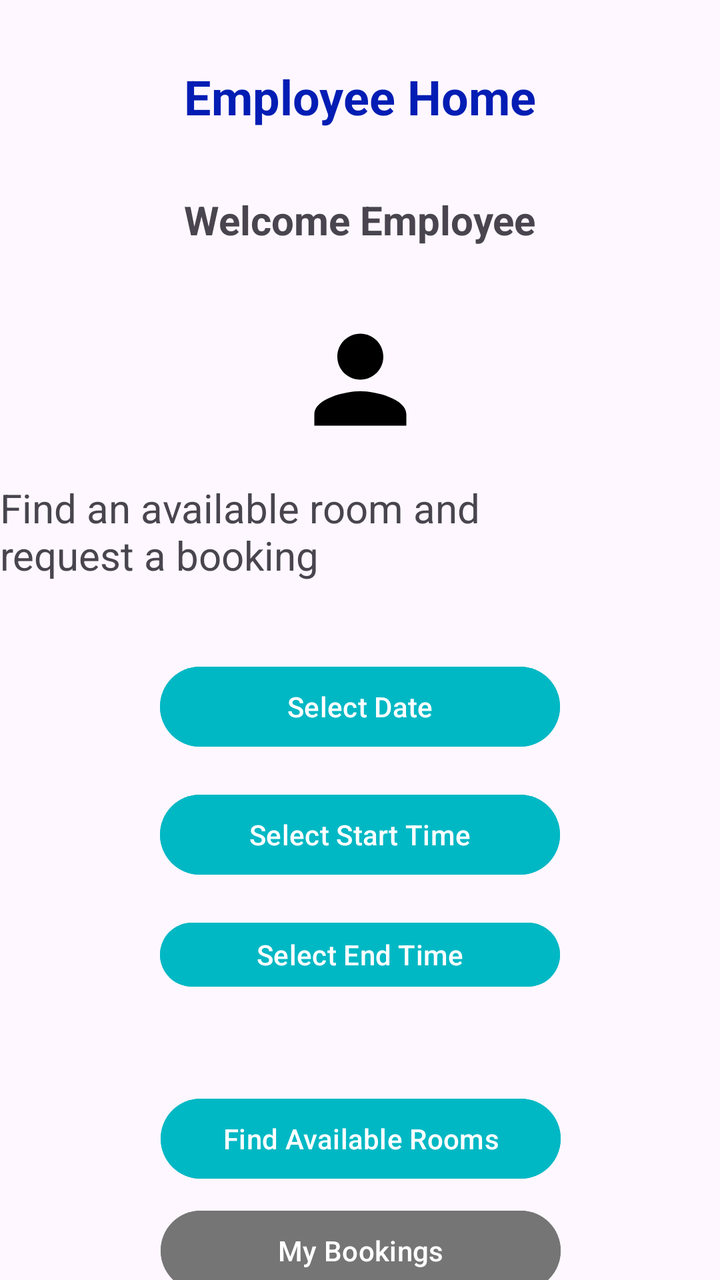
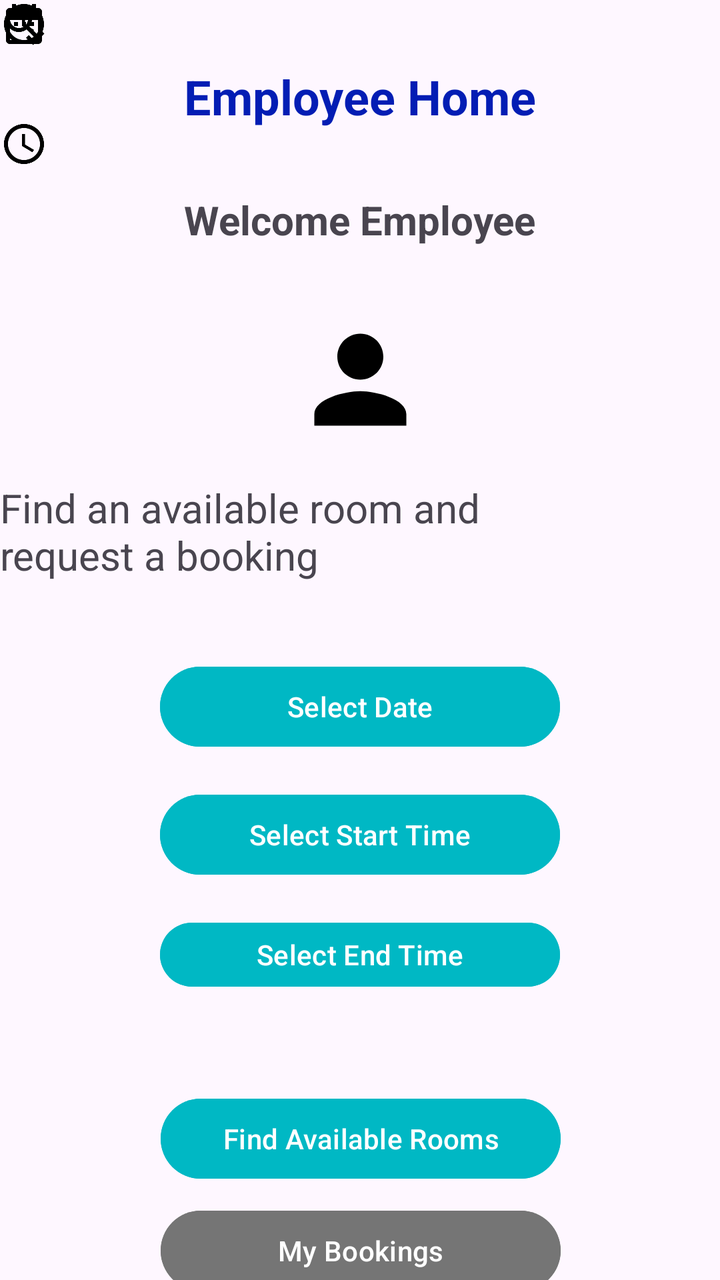

Two renders of the same Android screen: before a commit and after it. Below are the layout's source before the change and the commit's diff.
<!-- AndroidManifest.xml: application theme Theme.OfficeSpaceBooking -->
<!-- res/layout/activity_employee_home.xml -->
<?xml version="1.0" encoding="utf-8"?>
<androidx.constraintlayout.widget.ConstraintLayout xmlns:android="http://schemas.android.com/apk/res/android"
    xmlns:app="http://schemas.android.com/apk/res-auto"
    xmlns:tools="http://schemas.android.com/tools"
    android:id="@+id/main"
    android:layout_width="match_parent"
    android:layout_height="match_parent"
    tools:context=".EmployeeHomeActivity">

    <TextView
        android:id="@+id/textView2"
        android:layout_width="wrap_content"
        android:layout_height="wrap_content"
        android:layout_marginTop="32dp"
        android:text="Employee Home"
        android:textColor="#031DB4"
        android:textSize="24sp"
        android:textStyle="bold"
        app:layout_constraintEnd_toEndOf="parent"
        app:layout_constraintStart_toStartOf="parent"
        app:layout_constraintTop_toTopOf="parent" />

    <TextView
        android:id="@+id/txtWelcome"
        android:layout_width="wrap_content"
        android:layout_height="wrap_content"
        android:layout_marginTop="32dp"
        android:text="Welcome Employee"
        android:textSize="20sp"
        android:textStyle="bold"
        app:layout_constraintEnd_toEndOf="parent"
        app:layout_constraintStart_toStartOf="parent"
        app:layout_constraintTop_toBottomOf="@+id/textView2" />

    <ImageView
        android:id="@+id/imageView2"
        android:layout_width="74dp"
        android:layout_height="69dp"
        android:layout_marginTop="32dp"
        app:layout_constraintEnd_toEndOf="parent"
        app:layout_constraintStart_toStartOf="parent"
        app:layout_constraintTop_toBottomOf="@+id/txtWelcome"
        app:srcCompat="@drawable/employee" />

    <TextView
        android:id="@+id/txtInstructions"
        android:layout_width="243dp"
        android:layout_height="57dp"
        android:layout_marginTop="16dp"
        android:text="Find an available room and request a booking"
        android:textSize="20sp"
        app:layout_constraintTop_toBottomOf="@+id/imageView2"
        tools:layout_editor_absoluteX="81dp" />

    <Button
        android:id="@+id/btnSelectDate"
        android:layout_width="200dp"
        android:layout_height="48dp"
        android:layout_marginTop="32dp"
        android:backgroundTint="#00B8C4"
        android:text="Select Date"
        app:layout_constraintEnd_toEndOf="parent"
        app:layout_constraintStart_toStartOf="parent"
        app:layout_constraintTop_toBottomOf="@+id/txtInstructions" />

    <Button
        android:id="@+id/btnStartTime"
        android:layout_width="200dp"
        android:layout_height="48dp"
        android:layout_marginTop="16dp"
        android:backgroundTint="#00B8C4"
        android:text="Select Start Time"
        app:layout_constraintEnd_toEndOf="parent"
        app:layout_constraintStart_toStartOf="parent"
        app:layout_constraintTop_toBottomOf="@+id/btnSelectDate" />

    <Button
        android:id="@+id/btnEndTime"
        android:layout_width="200dp"
        android:layout_height="40dp"
        android:layout_marginTop="16dp"
        android:backgroundTint="#00B8C4"
        android:text="Select End Time"
        app:layout_constraintEnd_toEndOf="parent"
        app:layout_constraintStart_toStartOf="parent"
        app:layout_constraintTop_toBottomOf="@+id/btnStartTime" />

    <Button
        android:id="@+id/btnFindRooms"
        android:layout_width="200dp"
        android:layout_height="48dp"
        android:layout_marginTop="48dp"
        android:backgroundTint="#00B8C4"
        android:text="Find Available Rooms"
        app:layout_constraintEnd_toEndOf="parent"
        app:layout_constraintHorizontal_bias="0.502"
        app:layout_constraintStart_toStartOf="parent"
        app:layout_constraintTop_toBottomOf="@+id/btnEndTime" />

    <Button
        android:id="@+id/btnmybookings"
        android:layout_width="200dp"
        android:layout_height="48dp"
        android:layout_marginTop="8dp"
        android:backgroundTint="#757575"
        android:text="My Bookings"
        android:textColor="#FFFFFF"
        app:layout_constraintEnd_toEndOf="parent"
        app:layout_constraintHorizontal_bias="0.502"
        app:layout_constraintStart_toStartOf="parent"
        app:layout_constraintTop_toBottomOf="@+id/btnFindRooms" />
</androidx.constraintlayout.widget.ConstraintLayout>
<!-- resources referenced by this layout -->
<resources>
  <!-- drawable employee (drawable) -->
  <vector xmlns:android="http://schemas.android.com/apk/res/android" android:height="24dp" android:tint="#000000" android:viewportHeight="24" android:viewportWidth="24" android:width="24dp">
        
      <path android:fillColor="@android:color/white" android:pathData="M12,12c2.21,0 4,-1.79 4,-4s-1.79,-4 -4,-4 -4,1.79 -4,4 1.79,4 4,4zM12,14c-2.67,0 -8,1.34 -8,4v2h16v-2c0,-2.66 -5.33,-4 -8,-4z"/>
      
  </vector>
  <style name="Theme.OfficeSpaceBooking" parent="Base.Theme.OfficeSpaceBooking" />
  <style name="Base.Theme.OfficeSpaceBooking" parent="Theme.Material3.DayNight.NoActionBar">
          
          
      </style>
</resources>

<!-- the commit's change to res/layout/activity_employee_home.xml (unified diff, before → after) -->
@@ -109,4 +109,47 @@
         app:layout_constraintHorizontal_bias="0.502"
         app:layout_constraintStart_toStartOf="parent"
         app:layout_constraintTop_toBottomOf="@+id/btnFindRooms" />
+
+    <ImageView
+        android:id="@+id/imageView20"
+        android:layout_width="wrap_content"
+        android:layout_height="wrap_content"
+        app:srcCompat="@drawable/date"
+        tools:layout_editor_absoluteX="118dp"
+        tools:layout_editor_absoluteY="340dp" />
+
+    <ImageView
+        android:id="@+id/imageView21"
+        android:layout_width="wrap_content"
+        android:layout_height="wrap_content"
+        app:srcCompat="@drawable/time"
+        tools:layout_editor_absoluteX="118dp"
+        tools:layout_editor_absoluteY="407dp" />
+
+    <ImageView
+        android:id="@+id/imageView22"
+        android:layout_width="wrap_content"
+        android:layout_height="wrap_content"
+        android:layout_marginTop="60dp"
+        app:layout_constraintTop_toTopOf="@+id/imageView21"
+        app:srcCompat="@drawable/time"
+        tools:layout_editor_absoluteX="117dp" />
+
+    <ImageView
+        android:id="@+id/imageView23"
+        android:layout_width="wrap_content"
+        android:layout_height="wrap_content"
+        android:tint="#000000"
+        app:srcCompat="@drawable/search_24dp_e3e3e3_fill0_wght400_grad0_opsz24"
+        tools:layout_editor_absoluteX="117dp"
+        tools:layout_editor_absoluteY="559dp"
+        tools:visibility="visible" />
+
+    <ImageView
+        android:id="@+id/imageView24"
+        android:layout_width="wrap_content"
+        android:layout_height="wrap_content"
+        app:srcCompat="@drawable/mybookings"
+        tools:layout_editor_absoluteX="117dp"
+        tools:layout_editor_absoluteY="614dp" />
 </androidx.constraintlayout.widget.ConstraintLayout>
<!-- resource entries referenced after the edit -->
@@ -1,9 +1,39 @@
 <!-- resources referenced by this layout -->
 <resources>
+  <!-- drawable date (drawable) -->
+  <vector xmlns:android="http://schemas.android.com/apk/res/android" android:height="24dp" android:tint="#000000" android:viewportHeight="24" android:viewportWidth="24" android:width="24dp">
+        
+      <path android:fillColor="@android:color/white" android:pathData="M9,11L7,11v2h2v-2zM13,11h-2v2h2v-2zM17,11h-2v2h2v-2zM19,4h-1L18,2h-2v2L8,4L8,2L6,2v2L5,4c-1.11,0 -1.99,0.9 -1.99,2L3,20c0,1.1 0.89,2 2,2h14c1.1,0 2,-0.9 2,-2L21,6c0,-1.1 -0.9,-2 -2,-2zM19,20L5,20L5,9h14v11z"/>
+      
+  </vector>
   <!-- drawable employee (drawable) -->
   <vector xmlns:android="http://schemas.android.com/apk/res/android" android:height="24dp" android:tint="#000000" android:viewportHeight="24" android:viewportWidth="24" android:width="24dp">
         
       <path android:fillColor="@android:color/white" android:pathData="M12,12c2.21,0 4,-1.79 4,-4s-1.79,-4 -4,-4 -4,1.79 -4,4 1.79,4 4,4zM12,14c-2.67,0 -8,1.34 -8,4v2h16v-2c0,-2.66 -5.33,-4 -8,-4z"/>
+      
+  </vector>
+  <!-- drawable mybookings (drawable) -->
+  <vector xmlns:android="http://schemas.android.com/apk/res/android" android:height="24dp" android:tint="#000000" android:viewportHeight="960" android:viewportWidth="960" android:width="24dp">
+        
+      <path android:fillColor="@android:color/white" android:pathData="M200,880Q167,880 143.5,856.5Q120,833 120,800L120,240Q120,207 143.5,183.5Q167,160 200,160L240,160L240,80L320,80L320,160L640,160L640,80L720,80L720,160L760,160Q793,160 816.5,183.5Q840,207 840,240L840,495L760,575L760,400L200,400L200,800Q200,800 200,800Q200,800 200,800L448,800L528,880L200,880ZM200,320L760,320L760,240Q760,240 760,240Q760,240 760,240L200,240Q200,240 200,240Q200,240 200,240L200,320ZM200,320L200,240Q200,240 200,240Q200,240 200,240L200,240Q200,240 200,240Q200,240 200,240L200,320ZM662,900L520,758L576,702L661,787L831,617L887,674L662,900Z"/>
+      
+  </vector>
+  <!-- drawable search_24dp_e3e3e3_fill0_wght400_grad0_opsz24 (drawable) -->
+  <vector xmlns:android="http://schemas.android.com/apk/res/android"
+      android:width="24dp"
+      android:height="24dp"
+      android:viewportWidth="24"
+      android:viewportHeight="24">
+    <path
+        android:pathData="M19.6,21l-6.3,-6.3q-0.75,0.6 -1.72,0.95T9.5,16q-2.72,0 -4.61,-1.89Q3,12.23 3,9.5Q3,6.77 4.89,4.89T9.5,3t4.61,1.89T16,9.5q0,1.1 -0.35,2.07T14.7,13.3L21,19.6L19.6,21ZM9.5,14q1.88,0 3.19,-1.31T14,9.5T12.69,6.31T9.5,5T6.31,6.31T5,9.5t1.31,3.19T9.5,14Z"
+        android:fillColor="#e3e3e3"/>
+  </vector>
+  <!-- drawable time (drawable) -->
+  <vector xmlns:android="http://schemas.android.com/apk/res/android" android:height="24dp" android:tint="#000000" android:viewportHeight="24" android:viewportWidth="24" android:width="24dp">
+        
+      <path android:fillColor="@android:color/white" android:pathData="M11.99,2C6.47,2 2,6.48 2,12s4.47,10 9.99,10C17.52,22 22,17.52 22,12S17.52,2 11.99,2zM12,20c-4.42,0 -8,-3.58 -8,-8s3.58,-8 8,-8 8,3.58 8,8 -3.58,8 -8,8z"/>
+        
+      <path android:fillColor="@android:color/white" android:pathData="M12.5,7H11v6l5.25,3.15 0.75,-1.23 -4.5,-2.67z"/>
       
   </vector>
   <style name="Theme.OfficeSpaceBooking" parent="Base.Theme.OfficeSpaceBooking" />
